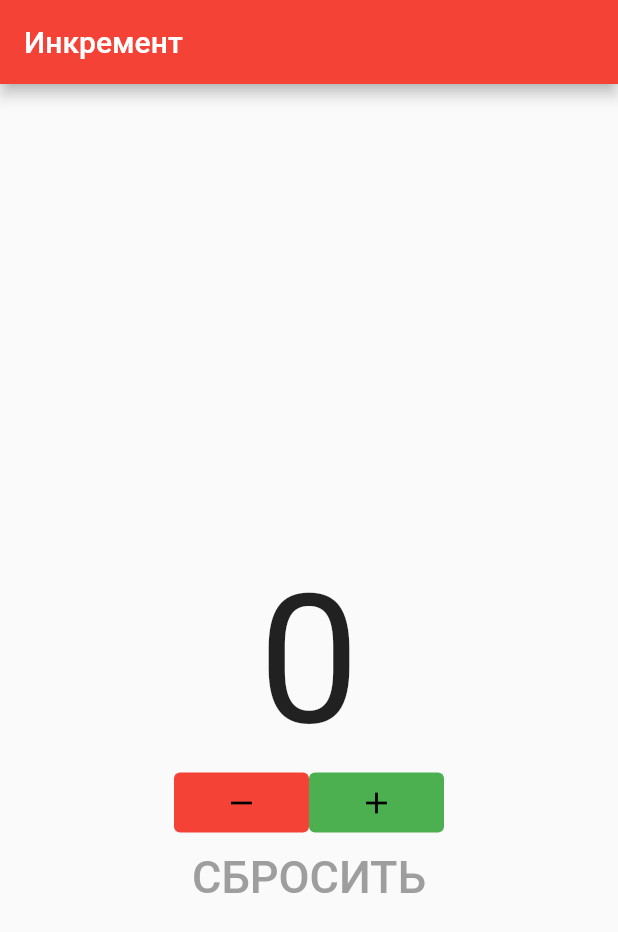
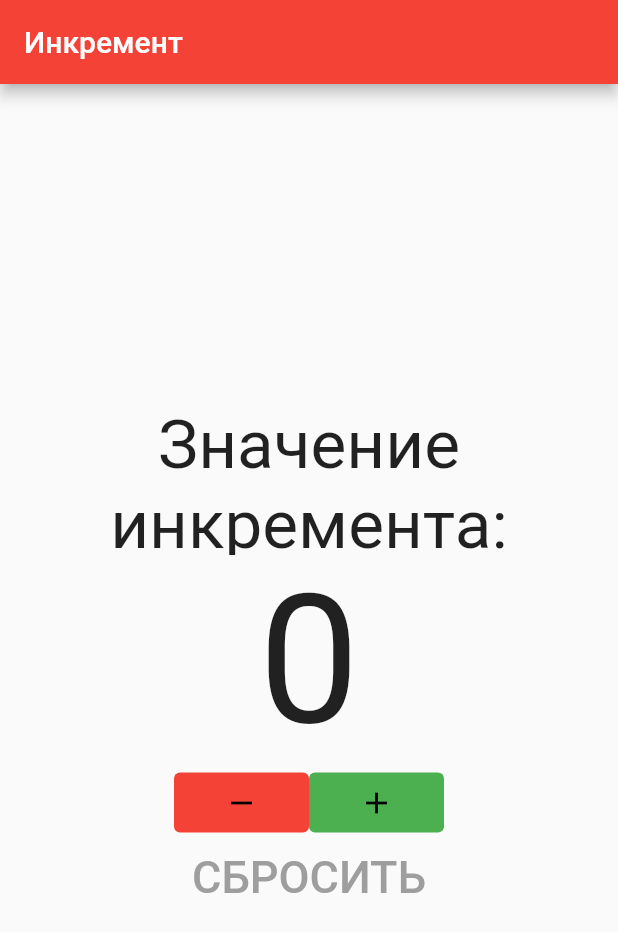
Before and after one commit to Nikeshhh/Mobile-Dev-Labs, a Flutter app: the screen it shows after launch, on a phone screen of 412 x 824 dp. Shown: the top 932 px of the screen. Run offline on Flutter 3.47's test engine with Material 2 defaults, Android fonts, the phone set to English and light mode, and no system bars.

Commit message:
Убрана зависимость размера шрифта от значения инкремента

```diff
--- a/lab_1/lib/main.dart
+++ b/lab_1/lib/main.dart
@@ -66,11 +66,11 @@ class _MyHomePageState extends State<MyHomePage> { // Класс основно
               alignment: Alignment.bottomCenter, // Выравнивание внизу посередине
               width: 300, // Ширина контейнера
               height: 100, // Высота контейнера
-              child: Text( // Вложенный текст
+              child: const Text( // Вложенный текст
                 'Значение инкремента:', // Значение текста
                 textAlign: TextAlign.center, // Выравнение по центру
                 style: TextStyle(
-                    fontSize: _counter.toDouble(), // Присваивание значения размеру шрифта
+                    fontSize: 45.0, // Присваивание значения размеру шрифта
                 ),
               ),
             ),
```
